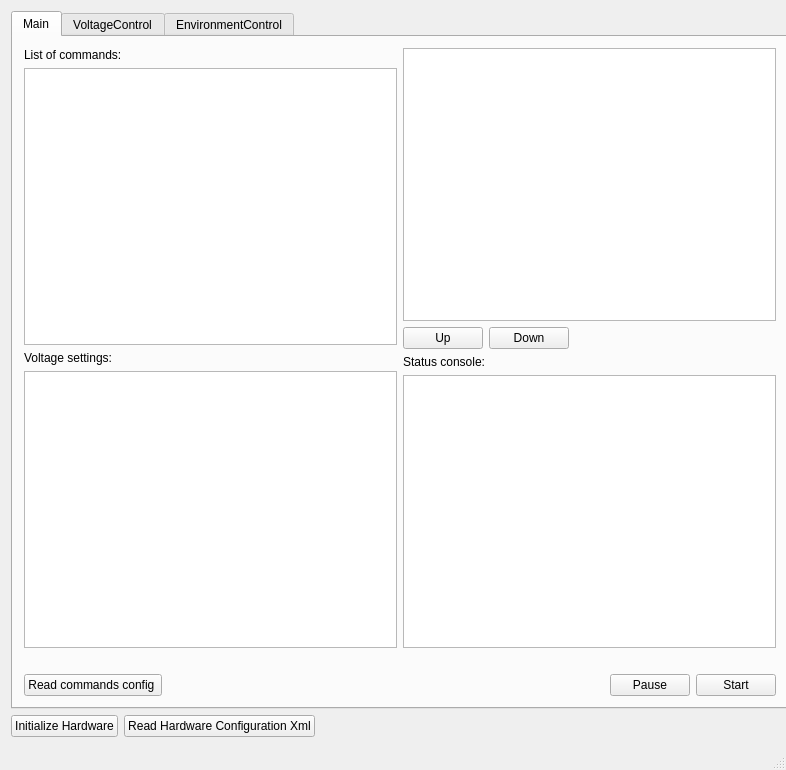
Before: the Qt Designer form gui/mainwindow.ui in thomaseichhorn/burnin, drawn with Qt 5.
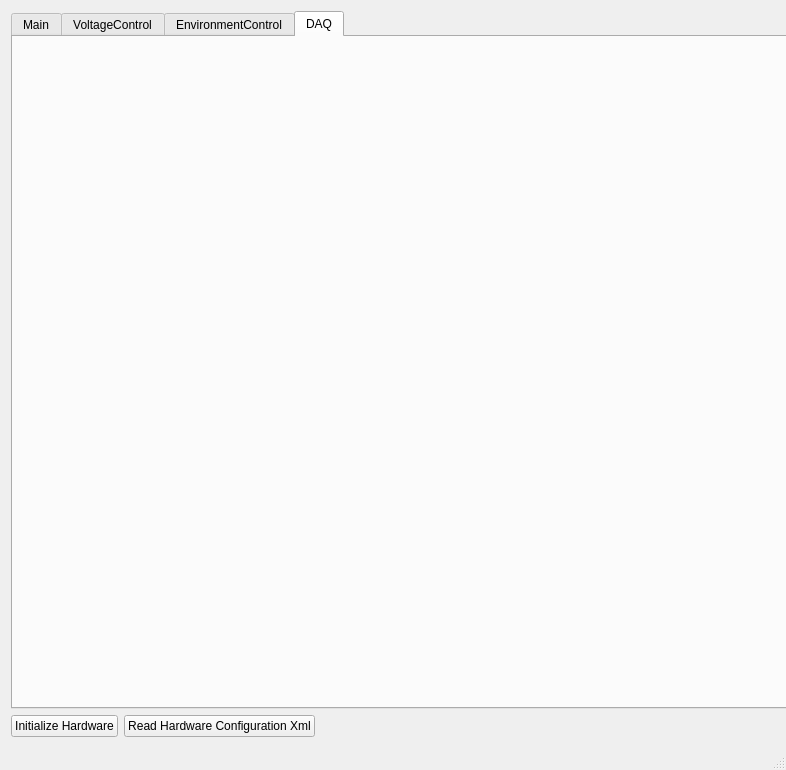
After: the same form once the commit is applied. The open tabs and pages were chosen to show the change.

Commit message: Fixed typo, began adding daq section

```diff
--- a/gui/mainwindow.ui
+++ b/gui/mainwindow.ui
@@ -249,6 +249,20 @@
         </item>
        </layout>
       </widget>
+      <widget class="QWidget" name="DAQControl">
+       <property name="enabled">
+        <bool>true</bool>
+       </property>
+       <property name="minimumSize">
+        <size>
+         <width>378</width>
+         <height>178</height>
+        </size>
+       </property>
+       <attribute name="title">
+        <string>DAQ</string>
+       </attribute>
+      </widget>
      </widget>
     </item>
     <item row="1" column="0">
```
Left out of the diff: 2 changed lines with no effect on the pictures.
